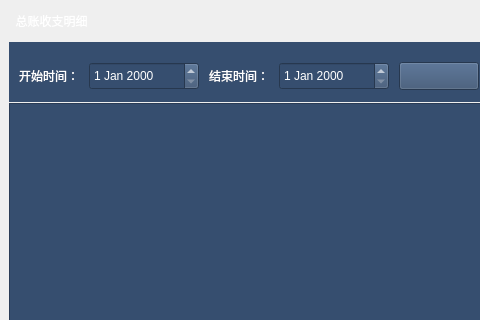
Old version of the form ChuangfengDesktop/GeneralManagerQWidget.ui in the repository asdlei99/chuangfengdesktop; both pictures show x 0 to 480 and y 0 to 320 of the 860 by 630 pixel window.
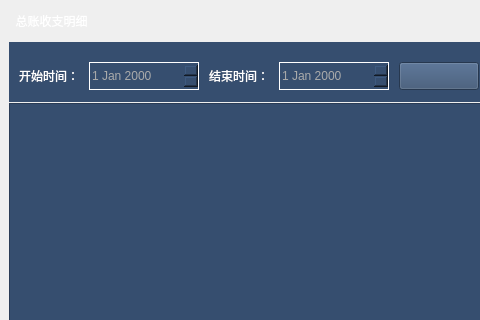
New version of the form.

```diff
--- a/ChuangfengDesktop/GeneralManagerQWidget.ui
+++ b/ChuangfengDesktop/GeneralManagerQWidget.ui
@@ -158,7 +158,10 @@
        </rect>
       </property>
       <property name="styleSheet">
-       <string notr="true">color: rgb(255, 255, 255);</string>
+       <string notr="true">color: rgb(171, 171, 171);
+border-color: rgb(255, 255, 255);
+border-style: solid;
+border-width: 1px;</string>
       </property>
      </widget>
      <widget class="QPushButton" name="general_export_btn">
@@ -229,7 +232,10 @@
        </rect>
       </property>
       <property name="styleSheet">
-       <string notr="true">color: rgb(255, 255, 255);</string>
+       <string notr="true">color: rgb(171, 171, 171);
+border-color: rgb(255, 255, 255);
+border-style: solid;
+border-width: 1px;</string>
       </property>
      </widget>
      <widget class="QPushButton" name="general_search_btn">
```
